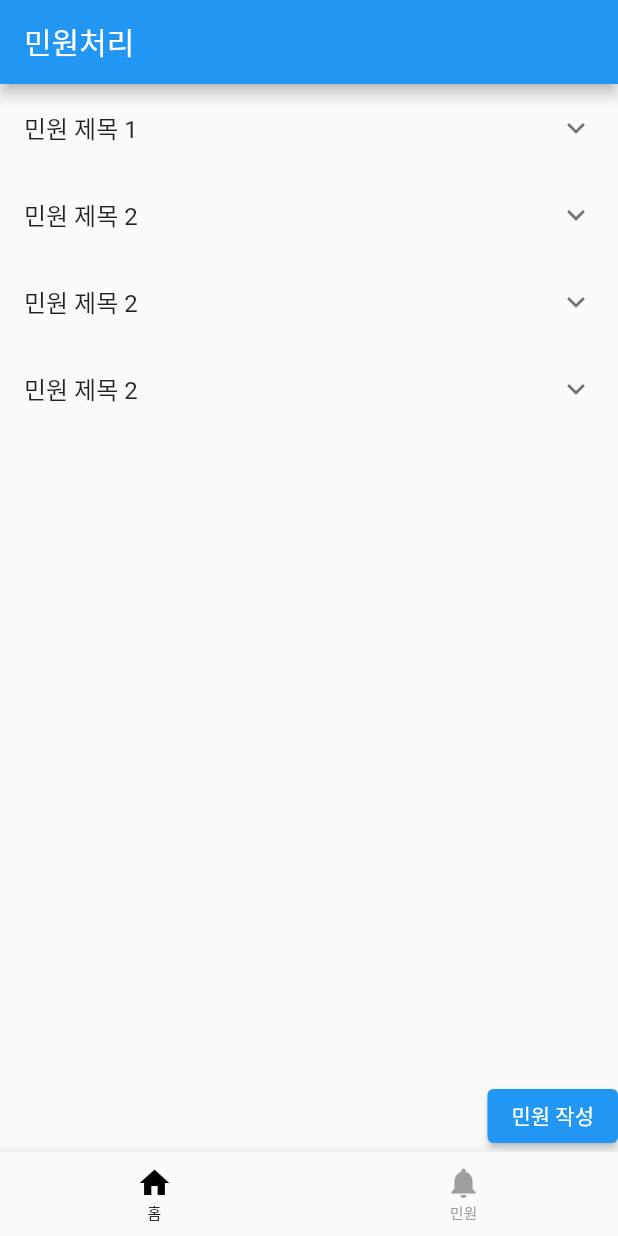
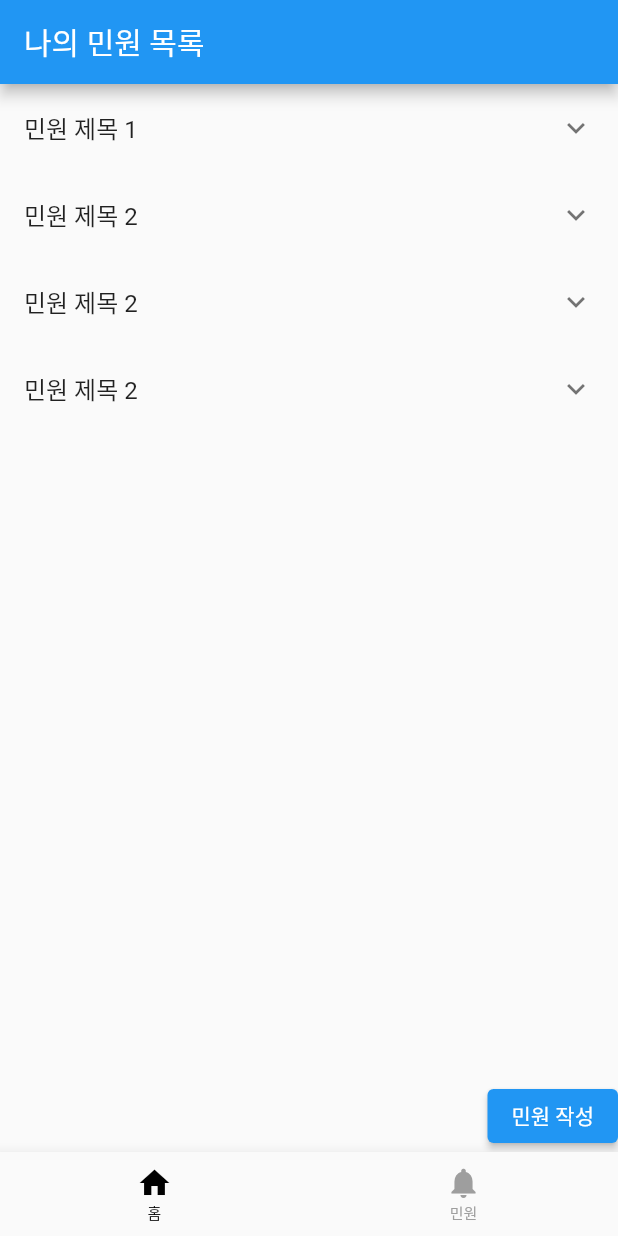
Before and after one commit to pdh0927/kimgwajang, a Flutter app: the screen it shows after launch, on a phone screen of 412 x 824 dp. Run offline on Flutter 3.47's test engine with Material 2 defaults, Android fonts, the phone set to English and light mode, and no system bars.

Commit message:
refactor: separate complaints list

```diff
--- /dev/null
+++ b/lib/complaint/component/complaints_list.dart
@@ -0,0 +1,26 @@
+import 'package:flutter/material.dart';
+import 'package:kimgwajang/complaint/const/data.dart';
+
+class ComplaintsList extends StatelessWidget {
+  const ComplaintsList({super.key});
+
+  @override
+  Widget build(BuildContext context) {
+    return ListView.builder(
+      itemCount: complaints.length,
+      itemBuilder: (context, index) {
+        return ExpansionTile(
+          title: Text(complaints[index].title),
+          children: [
+            ListTile(
+              title: Text('내용: ${complaints[index].content}'),
+            ),
+            ListTile(
+              title: Text('답변: ${complaints[index].reply}'),
+            ),
+          ],
+        );
+      },
+    );
+  }
+}
--- a/lib/complaint/view/complaint_list_screen.dart
+++ b/lib/complaint/view/complaint_list_screen.dart
@@ -1,5 +1,5 @@
 import 'package:flutter/material.dart';
-import 'package:kimgwajang/complaint/const/data.dart';
+import 'package:kimgwajang/complaint/component/complaints_list.dart';
 
 class ComplaintListScreen extends StatelessWidget {
   const ComplaintListScreen({super.key});
@@ -8,28 +8,11 @@ class ComplaintListScreen extends StatelessWidget {
   Widget build(BuildContext context) {
     return Scaffold(
       appBar: AppBar(
-        title: const Text('민원처리'),
+        title: const Text('나의 민원 목록'),
       ),
       body: Column(
         children: [
-          Expanded(
-            child: ListView.builder(
-              itemCount: complaints.length,
-              itemBuilder: (context, index) {
-                return ExpansionTile(
-                  title: Text(complaints[index].title),
-                  children: [
-                    ListTile(
-                      title: Text('내용: ${complaints[index].content}'),
-                    ),
-                    ListTile(
-                      title: Text('답변: ${complaints[index].reply}'),
-                    ),
-                  ],
-                );
-              },
-            ),
-          ),
+          const Expanded(child: ComplaintsList()),
           Align(
             alignment: Alignment.centerRight,
             child: ElevatedButton(
```
